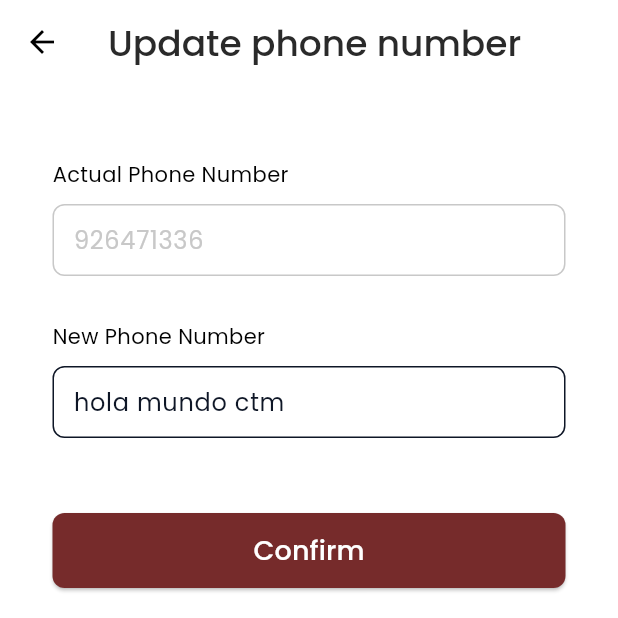
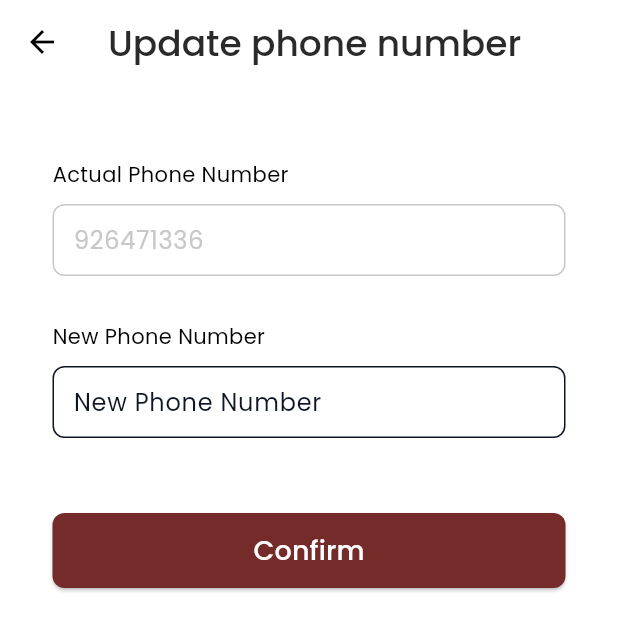
Before and after one commit to g6-mobile/frontend-cash-me, a Flutter app: the UpdatePhoneNumber screen opened directly, on a phone screen of 412 x 824 dp, the top half of it. Run offline on Flutter 3.47's test engine with Material 3 defaults, Android fonts, the phone set to English and light mode, and no system bars; our stand-ins replace auto_route, dio, flutter_keyboard_visibility, flutter_secure_storage, flutter_svg, geolocator and 6 more; accounts and stored records are empty; generated files the repository leaves out were written again.

Commit message:
solucionado el routePage para update phone number

```diff
--- a/lib/routes/app_router.dart
+++ b/lib/routes/app_router.dart
@@ -35,7 +35,10 @@ class AppRouter extends $AppRouter implements AutoRouteGuard {
           AutoRoute(path: 'maps', page: MapSample.page),
           AutoRoute(path: 'profile', page: ProfileNavigationRoute.page, children: [
             AutoRoute(path: 'profile', page: ProfileRoute.page, initial: true),
-            AutoRoute(path: 'profile', page: EditProfileRoute.page)
+            AutoRoute(path: 'edit-profile', page: NavigatorEditProfileRoute.page, children: [
+              AutoRoute(path: 'profile', page: EditProfileRoute.page, initial: true),
+              AutoRoute(path: 'update-phone-number', page: UpdatePhoneNumber.page),
+            ]),
           ]),
           AutoRoute(path: 'transaction-history', page: TransactionsList.page),
         ]),
--- a/lib/screen/profile/edit_profile_screen.dart
+++ b/lib/screen/profile/edit_profile_screen.dart
@@ -2,7 +2,7 @@ import 'package:auto_route/auto_route.dart';
 import 'package:flutter/cupertino.dart';
 import 'package:flutter/material.dart';
 import 'package:injectable/injectable.dart';
-import 'package:pocket_swap_fisi/screen/update/update_phone_number.dart';
+import 'package:pocket_swap_fisi/routes/app_router.gr.dart';
 import 'package:pocket_swap_fisi/widget/button.dart';
 import 'package:pocket_swap_fisi/widget/text.dart'; //subtittleText
 import 'package:pocket_swap_fisi/widget/text_field.dart';
@@ -184,7 +184,9 @@ class _EditProfileScreenState extends State<EditProfileScreen> {
             const SizedBox(height: 5),
             ElevatedButton(
               onPressed: () {
-                Navigator.push(context, MaterialPageRoute(builder: (context) => UpdatePhoneNumber()));
+                //AutoRouter.of(context).replace(UpdatePhoneNumber())
+                AutoRouter.of(context).push(const UpdatePhoneNumber());
+                //Navigator.push(context, MaterialPageRoute(builder: (context) => UpdatePhoneNumber()));
               },
               style: ElevatedButton.styleFrom(
                 padding: EdgeInsets.symmetric(horizontal: 10),
--- a/lib/screen/update/update_phone_number.dart
+++ b/lib/screen/update/update_phone_number.dart
@@ -1,3 +1,4 @@
+import 'package:auto_route/auto_route.dart';
 import 'package:flutter/material.dart';
 import 'package:pocket_swap_fisi/widget/text.dart'; //subtittleText
 import 'package:pocket_swap_fisi/widget/text_field.dart';
@@ -5,7 +6,7 @@ import 'package:flutter_keyboard_visibility/flutter_keyboard_visibility.dart';
 import 'package:pocket_swap_fisi/widget/button.dart';
 import '../../generated/l10n.dart'; //S
 
-
+@RoutePage()
 class UpdatePhoneNumber extends StatefulWidget {
   const UpdatePhoneNumber({Key? key}) : super(key: key);
 
@@ -15,18 +16,18 @@ class UpdatePhoneNumber extends StatefulWidget {
 
 class _UpdatePhoneNumberState extends State<UpdatePhoneNumber> {
 
-  late TextEditingController _phoneController;
+  late TextEditingController _phoneUpdateController;
 
   @override
   void initState() {
     super.initState();
-    _phoneController = TextEditingController();
+    _phoneUpdateController = TextEditingController();
   }
 
 
   @override
   void dispose() {
-    _phoneController.dispose();
+    _phoneUpdateController.dispose();
     super.dispose();
   }
 
@@ -68,39 +69,11 @@ class _UpdatePhoneNumberState extends State<UpdatePhoneNumber> {
             Text("New Phone Number"),
             const SizedBox(height: 10),
 
-            /*
-            TextField(
-              controller: _phoneController,
-              decoration: InputDecoration(
-              border: OutlineInputBorder(),
-              hintText: 'Enter a search term',
-              ),
-            ),
-            */
-
             BaseTextField(
-              hintText: 'hola mundo ctm',
-              controller: _phoneController,
+              hintText: 'New Phone Number',
+              controller: _phoneUpdateController,
               keyboardType: TextInputType.number,
             ),
-            /*
-            TextField(
-              enabled: false,
-              decoration: InputDecoration(
-                hintText: '926471336',
-                hintStyle: TextStyle(
-                  color: Color(0xFFC8C8C8),
-                  fontSize: 16,
-                  fontFamily: 'Poppins',
-                ),
-                disabledBorder: OutlineInputBorder(
-                  borderSide: BorderSide(color: Color(0xFFC8C8C8)),
-                  borderRadius: BorderRadius.circular(8),
-                ),
-                contentPadding: EdgeInsets.symmetric(vertical: 0, horizontal: 10),
-              ),
-            ),
-            */
 
             const SizedBox(height: 50),
 
@@ -113,4 +86,11 @@ class _UpdatePhoneNumberState extends State<UpdatePhoneNumber> {
       ),
     );
   }
+
+  bool isValidPeruvianPhoneNumber(String phoneNumber) {
+    final RegExp phoneNumberRegExp = RegExp(
+      r'^[9][0-9]{8}$',
+    );
+    return phoneNumberRegExp.hasMatch(phoneNumber);
+  }
 }
```
Also changed, not shown: lib/screen/profile/navigator_edit_profile_screen.dart (added, +12 -0 lines), lib/routes/app_router.gr.dart.
